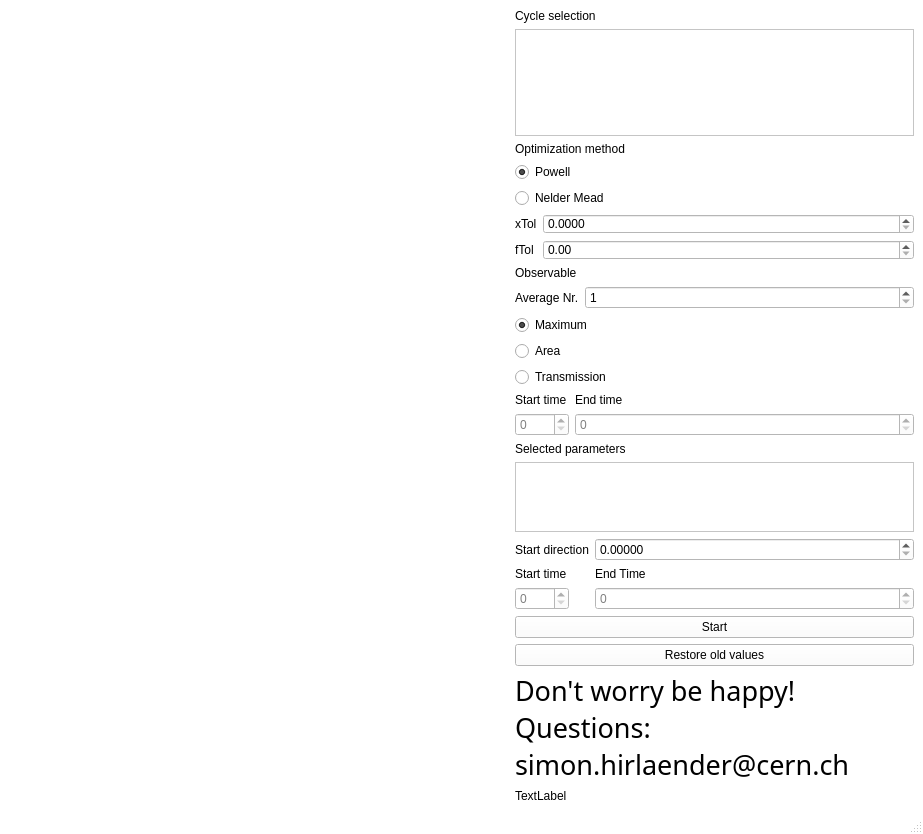
Above: sceleton.ui from MathPhysSim/Pyhonic-Optimization before the change. Below: the same form after it.
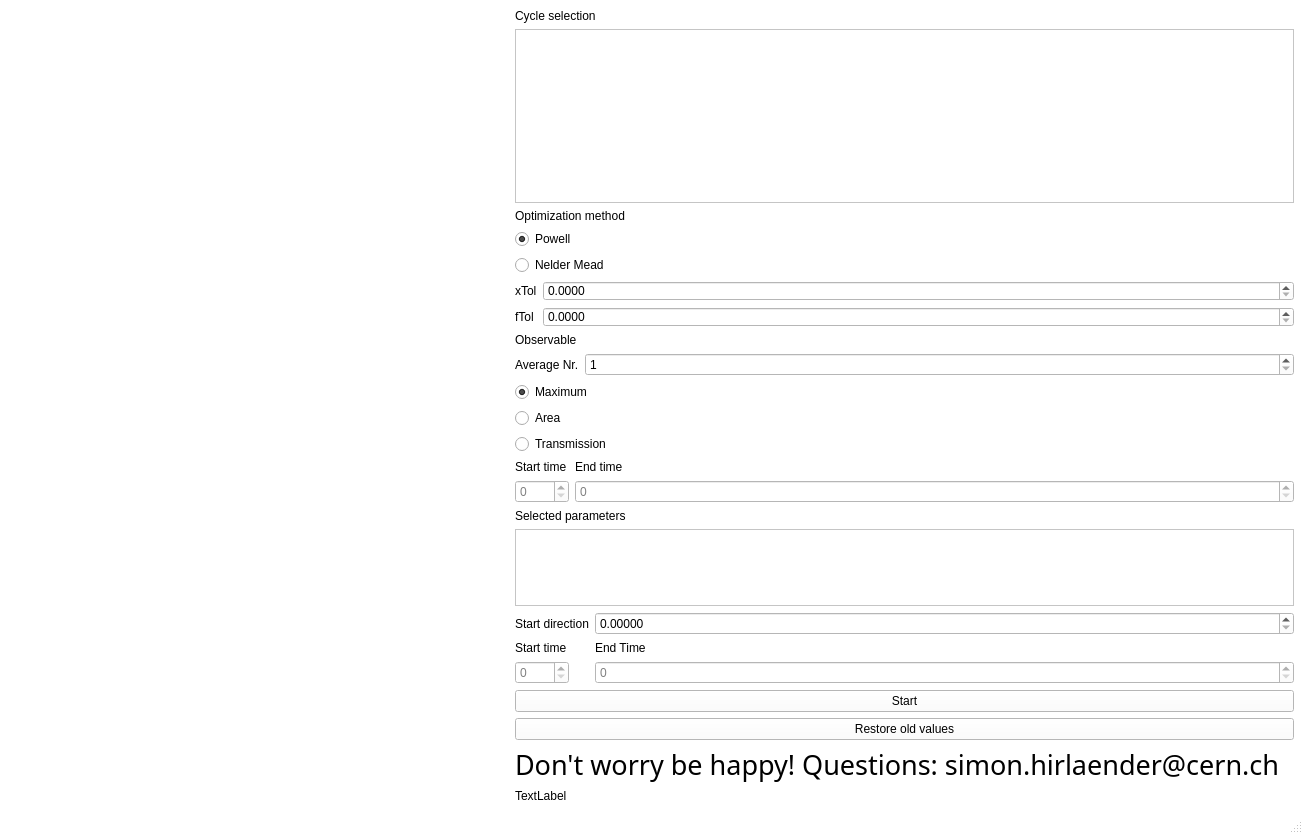
That is the form after the change. Icons and pictures are not drawn. Custom widgets are drawn as their Qt base class.

```diff
--- a/sceleton.ui
+++ b/sceleton.ui
@@ -9,7 +9,7 @@
    <rect>
     <x>0</x>
     <y>0</y>
-    <width>923</width>
+    <width>1303</width>
     <height>834</height>
    </rect>
   </property>
@@ -549,7 +549,7 @@
              </size>
             </property>
             <property name="decimals">
-             <number>2</number>
+             <number>4</number>
             </property>
             <property name="minimum">
              <double>0.000000000000000</double>
```
Left out of the diff: 4 changed lines with no effect on the pictures.
